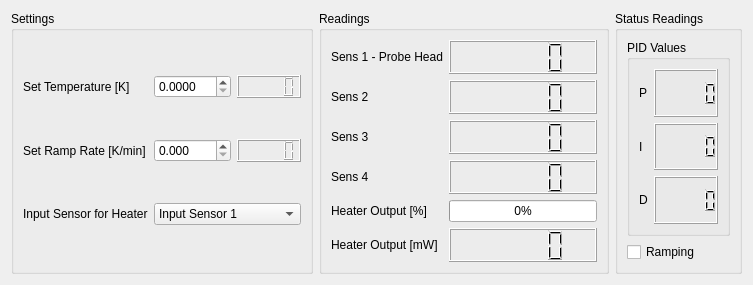
Old version of the form LakeShore/LakeShore350_control.ui in the repository Cryostat-GUI/Cryostat-GUI.
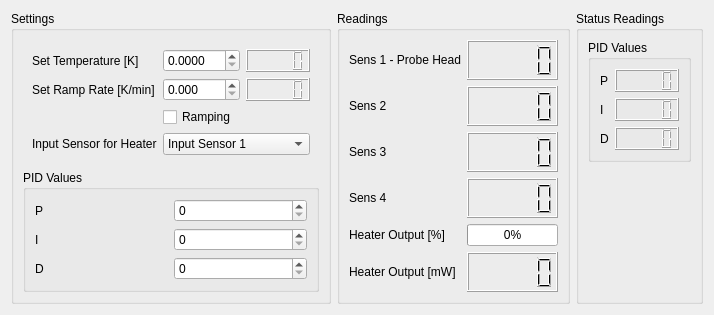
New version of the form.

```diff
--- a/LakeShore/LakeShore350_control.ui
+++ b/LakeShore/LakeShore350_control.ui
@@ -6,20 +6,72 @@
    <rect>
     <x>0</x>
     <y>0</y>
-    <width>753</width>
-    <height>285</height>
+    <width>666</width>
+    <height>277</height>
    </rect>
   </property>
   <property name="windowTitle">
    <string>LakeShore 350 Control</string>
   </property>
-  <layout class="QGridLayout" name="gridLayout_2">
-   <item row="1" column="0">
+  <layout class="QGridLayout" name="gridLayout_6">
+   <item row="0" column="0">
     <widget class="QGroupBox" name="groupSettings">
      <property name="title">
       <string>Settings</string>
      </property>
-     <layout class="QGridLayout" name="gridLayout_4">
+     <layout class="QGridLayout" name="gridLayout_4" rowstretch="2,0,0,0,0,0">
+      <item row="5" column="0" colspan="3">
+       <widget class="QGroupBox" name="groupPID_set">
+        <property name="title">
+         <string>PID Values</string>
+        </property>
+        <layout class="QGridLayout" name="gridLayout_2">
+         <item row="0" column="0">
+          <widget class="QLabel" name="label_13">
+           <property name="text">
+            <string>P</string>
+           </property>
+          </widget>
+         </item>
+         <item row="1" column="0">
+          <widget class="QLabel" name="label_14">
+           <property name="text">
+            <string>I</string>
+           </property>
+          </widget>
+         </item>
+         <item row="2" column="0">
+          <widget class="QLabel" name="label_15">
+           <property name="text">
+            <string>D</string>
+           </property>
+          </widget>
+         </item>
+         <item row="0" column="1">
+          <widget class="QSpinBox" name="spinBox"/>
+         </item>
+         <item row="1" column="1">
+          <widget class="QSpinBox" name="spinBox_2"/>
+         </item>
+         <item row="2" column="1">
+          <widget class="QSpinBox" name="spinBox_3"/>
+         </item>
+        </layout>
+       </widget>
+      </item>
+      <item row="0" column="0" rowspan="2" colspan="3">
+       <widget class="QWidget" name="widget" native="true">
+        <layout class="QGridLayout" name="gridLayout_7">
+         <item row="0" column="1">
+          <widget class="QDoubleSpinBox" name="spinSetTemp_K">
+           <property name="decimals">
+            <number>4</number>
+           </property>
+           <property name="maximum">
+            <double>300.000000000000000</double>
+           </property>
+          </widget>
+         </item>
       <item row="0" column="0">
        <widget class="QLabel" name="label">
         <property name="text">
@@ -27,13 +79,6 @@
         </property>
        </widget>
       </item>
-      <item row="1" column="0">
-       <widget class="QLabel" name="label_4">
-        <property name="text">
-         <string>Set Ramp Rate [K/min]</string>
-        </property>
-       </widget>
-      </item>
       <item row="1" column="1">
        <widget class="QDoubleSpinBox" name="spinSetRampRate_Kpmin">
         <property name="decimals">
@@ -44,30 +89,17 @@
         </property>
        </widget>
       </item>
-      <item row="1" column="2">
-       <widget class="QLCDNumber" name="lcdSetRampRate_Kpmin"/>
-      </item>
       <item row="0" column="2">
        <widget class="QLCDNumber" name="lcdSetTemp_K"/>
       </item>
-      <item row="0" column="1">
-       <widget class="QDoubleSpinBox" name="spinSetTemp_K">
-        <property name="decimals">
-         <number>4</number>
-        </property>
-        <property name="maximum">
-         <double>300.000000000000000</double>
-        </property>
-       </widget>
-      </item>
-      <item row="2" column="0">
-       <widget class="QLabel" name="label_8">
+         <item row="1" column="0">
+          <widget class="QLabel" name="label_4">
         <property name="text">
-         <string>Input Sensor for Heater</string>
+            <string>Set Ramp Rate [K/min]</string>
         </property>
        </widget>
       </item>
-      <item row="2" column="1" colspan="2">
+         <item row="4" column="1" colspan="2">
        <widget class="QComboBox" name="comboSetInput_Sensor">
         <item>
          <property name="text">
@@ -91,10 +123,30 @@
         </item>
        </widget>
       </item>
-     </layout>
-    </widget>
-   </item>
    <item row="1" column="2">
+          <widget class="QLCDNumber" name="lcdSetRampRate_Kpmin"/>
+         </item>
+         <item row="4" column="0">
+          <widget class="QLabel" name="label_8">
+           <property name="text">
+            <string>Input Sensor for Heater</string>
+           </property>
+          </widget>
+         </item>
+         <item row="3" column="1" colspan="2">
+          <widget class="QCheckBox" name="checkRamp_Status">
+           <property name="text">
+            <string>Ramping</string>
+           </property>
+          </widget>
+         </item>
+        </layout>
+       </widget>
+      </item>
+     </layout>
+    </widget>
+   </item>
+   <item row="0" column="1">
     <widget class="QGroupBox" name="groupReadings">
      <property name="title">
       <string>Readings</string>
@@ -167,7 +219,7 @@
      </layout>
     </widget>
    </item>
-   <item row="1" column="4">
+   <item row="0" column="2">
     <widget class="QGroupBox" name="groupReadingsStatus">
      <property name="title">
       <string>Status Readings</string>
@@ -212,13 +264,6 @@
         </layout>
        </widget>
       </item>
-      <item row="1" column="0" colspan="2">
-       <widget class="QCheckBox" name="checkBox">
-        <property name="text">
-         <string>Ramping</string>
-        </property>
-       </widget>
-      </item>
      </layout>
     </widget>
    </item>
```
Left out of the diff: 6 changed lines with no effect on the pictures. Lines whose indentation alone changed are shown as unchanged.
